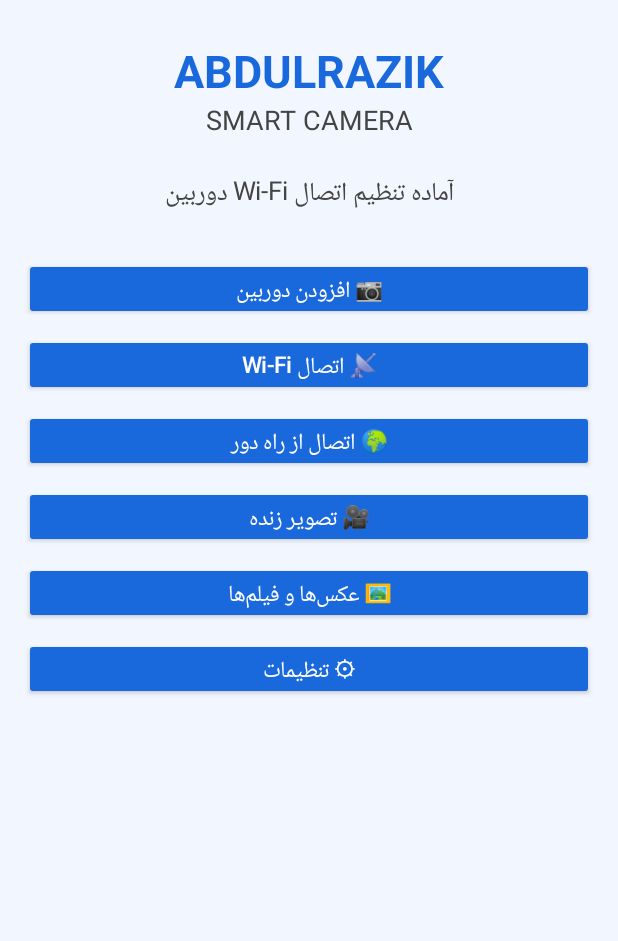
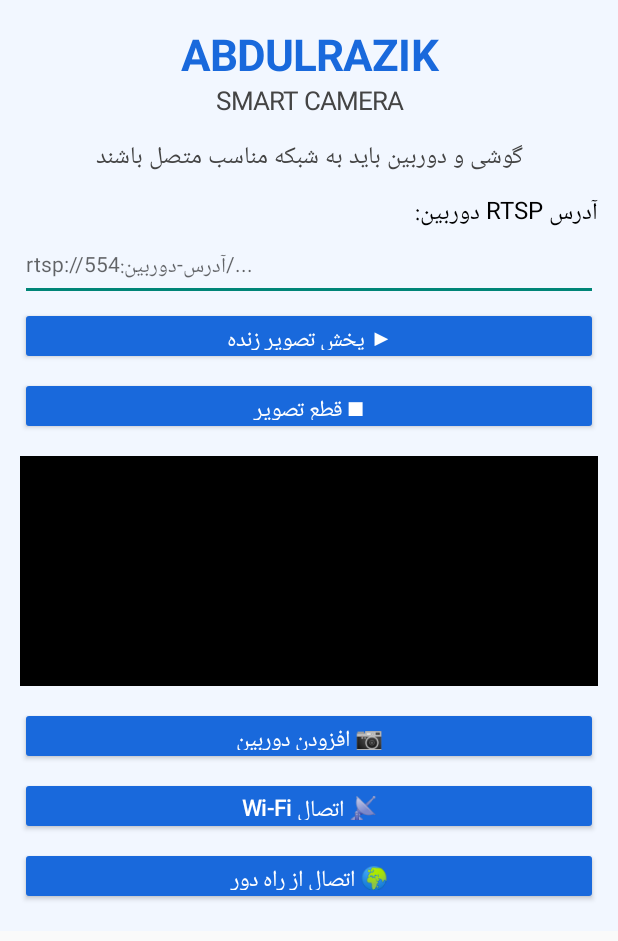
Before and after one commit to reha126p-eng/abdulrazik-camera, an Android app: the screen it shows after launch (MainActivity), after a tap on "📡 اتصال Wi-Fi", on a phone screen of 412 x 824 dp. Shown: the top 941 px of the screen. Run offline under Robolectric (Android 15) with nearby library versions, the phone set to English and light mode, and no system bars; 3 other taps on this screen came first.

Commit message:
Add RTSP live camera player

```diff
--- a/app/build.gradle
+++ b/app/build.gradle
@@ -14,3 +14,9 @@ android {
         versionName '1.0'
     }
 }
+
+dependencies {
+    implementation 'androidx.media3:media3-exoplayer:1.5.1'
+    implementation 'androidx.media3:media3-exoplayer-rtsp:1.5.1'
+    implementation 'androidx.media3:media3-ui:1.5.1'
+}
--- a/app/src/main/java/com/abdulrazik/camera/MainActivity.java
+++ b/app/src/main/java/com/abdulrazik/camera/MainActivity.java
@@ -4,11 +4,23 @@ import android.app.Activity;
 import android.os.Bundle;
 import android.graphics.Color;
 import android.view.Gravity;
+import android.view.View;
 import android.widget.*;
+import android.text.InputType;
+
+import androidx.media3.common.MediaItem;
+import androidx.media3.common.Player;
+import androidx.media3.common.PlaybackException;
+import androidx.media3.exoplayer.ExoPlayer;
+import androidx.media3.ui.PlayerView;
 
 public class MainActivity extends Activity {
 
     int blue = Color.rgb(25, 105, 220);
+    ExoPlayer player;
+    PlayerView playerView;
+    EditText rtspInput;
+    TextView status;
 
     @Override
     protected void onCreate(Bundle savedInstanceState) {
@@ -16,13 +28,12 @@ public class MainActivity extends Activity {
 
         LinearLayout root = new LinearLayout(this);
         root.setOrientation(LinearLayout.VERTICAL);
-        root.setGravity(Gravity.CENTER_HORIZONTAL);
-        root.setPadding(24, 40, 24, 24);
+        root.setPadding(20, 25, 20, 20);
         root.setBackgroundColor(Color.rgb(242,247,255));
 
         TextView title = new TextView(this);
         title.setText("ABDULRAZIK");
-        title.setTextSize(30);
+        title.setTextSize(29);
         title.setTextColor(blue);
         title.setGravity(Gravity.CENTER);
         title.setTypeface(null, 1);
@@ -30,62 +41,133 @@ public class MainActivity extends Activity {
 
         TextView subtitle = new TextView(this);
         subtitle.setText("SMART CAMERA");
-        subtitle.setTextSize(18);
+        subtitle.setTextSize(17);
         subtitle.setTextColor(Color.DKGRAY);
         subtitle.setGravity(Gravity.CENTER);
         root.addView(subtitle);
 
-        TextView status = new TextView(this);
-        status.setText("وضعیت دوربین: متصل نیست");
-        status.setTextSize(17);
+        status = new TextView(this);
+        status.setText("وضعیت دوربین: آماده اتصال");
+        status.setTextSize(16);
         status.setTextColor(Color.DKGRAY);
         status.setGravity(Gravity.CENTER);
-        status.setPadding(10, 35, 10, 35);
+        status.setPadding(5, 20, 5, 15);
         root.addView(status);
 
+        TextView label = new TextView(this);
+        label.setText("آدرس RTSP دوربین:");
+        label.setTextSize(16);
+        label.setTextColor(Color.BLACK);
+        root.addView(label);
+
+        rtspInput = new EditText(this);
+        rtspInput.setSingleLine(true);
+        rtspInput.setTextSize(14);
+        rtspInput.setHint("rtsp://آدرس-دوربین:554/...");
+        rtspInput.setInputType(InputType.TYPE_CLASS_TEXT |
+                InputType.TYPE_TEXT_VARIATION_URI);
+        root.addView(rtspInput);
+
+        addButton(root, "▶ پخش تصویر زنده", v -> startCamera());
+
+        addButton(root, "■ قطع تصویر", v -> stopCamera());
+
+        playerView = new PlayerView(this);
+        playerView.setUseController(true);
+        LinearLayout.LayoutParams videoParams =
+                new LinearLayout.LayoutParams(
+                        LinearLayout.LayoutParams.MATCH_PARENT, 230);
+        videoParams.setMargins(0, 15, 0, 15);
+        root.addView(playerView, videoParams);
+
         addButton(root, "📷 افزودن دوربین", v ->
-            status.setText("برای افزودن دوربین، ابتدا روش اتصال را انتخاب کنید")
-        );
+                status.setText("آدرس RTSP دوربین را در کادر بالا وارد کنید"));
 
         addButton(root, "📡 اتصال Wi-Fi", v ->
-            status.setText("آماده تنظیم اتصال Wi-Fi دوربین")
-        );
+                status.setText("گوشی و دوربین باید به شبکه مناسب متصل باشند"));
 
         addButton(root, "🌍 اتصال از راه دور", v ->
-            status.setText("اتصال از راه دور پس از تنظیم Cloud دوربین فعال می‌شود")
-        );
+                status.setText("اتصال از راه دور نیازمند پشتیبانی دوربین و تنظیمات آن است"));
 
-        addButton(root, "🎥 تصویر زنده", v ->
-            status.setText("ابتدا باید دوربین سازگار متصل شود")
-        );
+        ScrollView scroll = new ScrollView(this);
+        scroll.addView(root);
+        setContentView(scroll);
+    }
 
-        addButton(root, "🖼 عکس‌ها و فیلم‌ها", v ->
-            status.setText("بخش مدیریت عکس و فیلم")
-        );
+    void startCamera() {
+        String url = rtspInput.getText().toString().trim();
 
-        addButton(root, "⚙ تنظیمات", v ->
-            status.setText("تنظیمات ABDULRAZIK CAMERA")
-        );
+        if (!url.startsWith("rtsp://") && !url.startsWith("rtsps://")) {
+            status.setText("آدرس معتبر RTSP وارد کنید");
+            return;
+        }
 
-        setContentView(root);
+        stopCamera();
+
+        try {
+            status.setText("در حال اتصال به دوربین...");
+
+            player = new ExoPlayer.Builder(this).build();
+            playerView.setPlayer(player);
+
+            player.addListener(new Player.Listener() {
+                @Override
+                public void onPlaybackStateChanged(int playbackState) {
+                    if (playbackState == Player.STATE_READY) {
+                        status.setText("تصویر دوربین آماده پخش است");
+                    } else if (playbackState == Player.STATE_BUFFERING) {
+                        status.setText("در حال دریافت تصویر...");
+                    }
+                }
+
+                @Override
+                public void onPlayerError(PlaybackException error) {
+                    status.setText("پخش ناموفق بود؛ آدرس و پشتیبانی RTSP را بررسی کنید");
+                }
+            });
+
+            MediaItem mediaItem = MediaItem.fromUri(url);
+            player.setMediaItem(mediaItem);
+            player.prepare();
+            player.play();
+
+        } catch (Exception e) {
+            status.setText("خطا در اتصال به دوربین");
+        }
+    }
+
+    void stopCamera() {
+        if (player != null) {
+            playerView.setPlayer(null);
+            player.release();
+            player = null;
+        }
+        if (status != null) {
+            status.setText("تصویر دوربین متوقف شد");
+        }
     }
 
     void addButton(LinearLayout root, String text,
-                   android.view.View.OnClickListener listener) {
+                   View.OnClickListener listener) {
         Button button = new Button(this);
         button.setText(text);
         button.setTextSize(15);
         button.setAllCaps(false);
         button.setTextColor(Color.WHITE);
         button.setBackgroundTintList(
-            android.content.res.ColorStateList.valueOf(blue)
-        );
+                android.content.res.ColorStateList.valueOf(blue));
         button.setOnClickListener(listener);
 
         LinearLayout.LayoutParams params =
-            new LinearLayout.LayoutParams(
-                LinearLayout.LayoutParams.MATCH_PARENT, 62);
-        params.setMargins(0, 7, 0, 7);
+                new LinearLayout.LayoutParams(
+                        LinearLayout.LayoutParams.MATCH_PARENT, 58);
+        params.setMargins(0, 6, 0, 6);
         root.addView(button, params);
     }
+
+    @Override
+    protected void onStop() {
+        super.onStop();
+        stopCamera();
+    }
 }
```
